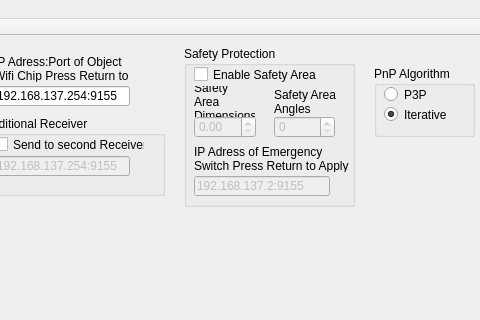
First picture: the form in 4000_Visualization/4100_Benchmark_Visualization/Camera_Tracking/RigidTrack/RigidTrack/RigidTrack.ui, repository LordTofu/RigidTrack, before the edit; both pictures show x 396 to 876 and y 0 to 320 of the 876 by 924 pixel window.
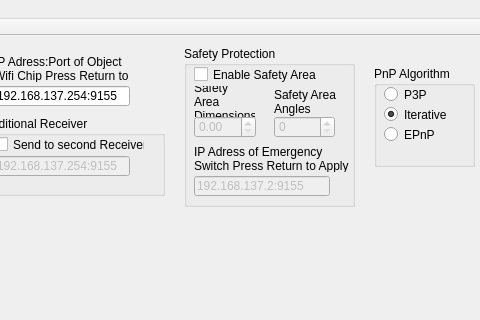
Second picture: the form after the edit. Icons and pictures are not drawn.

Commit message: # added epnp to algorithms in gui

The edit to the form file:
```diff
--- a/4000_Visualization/4100_Benchmark_Visualization/Camera_Tracking/RigidTrack/RigidTrack/RigidTrack.ui
+++ b/4000_Visualization/4100_Benchmark_Visualization/Camera_Tracking/RigidTrack/RigidTrack/RigidTrack.ui
@@ -168,7 +168,7 @@
       <x>770</x>
       <y>30</y>
       <width>101</width>
-      <height>71</height>
+      <height>101</height>
      </rect>
     </property>
     <property name="title">
@@ -203,6 +203,22 @@
       <string>P3P</string>
      </property>
     </widget>
+    <widget class="QRadioButton" name="rbEPnP">
+     <property name="geometry">
+      <rect>
+       <x>10</x>
+       <y>60</y>
+       <width>82</width>
+       <height>17</height>
+      </rect>
+     </property>
+     <property name="text">
+      <string>EPnP</string>
+     </property>
+     <property name="checked">
+      <bool>false</bool>
+     </property>
+    </widget>
    </widget>
    <widget class="QGroupBox" name="groupBox_2">
     <property name="geometry">
```
The commit also changes 5 other files.
